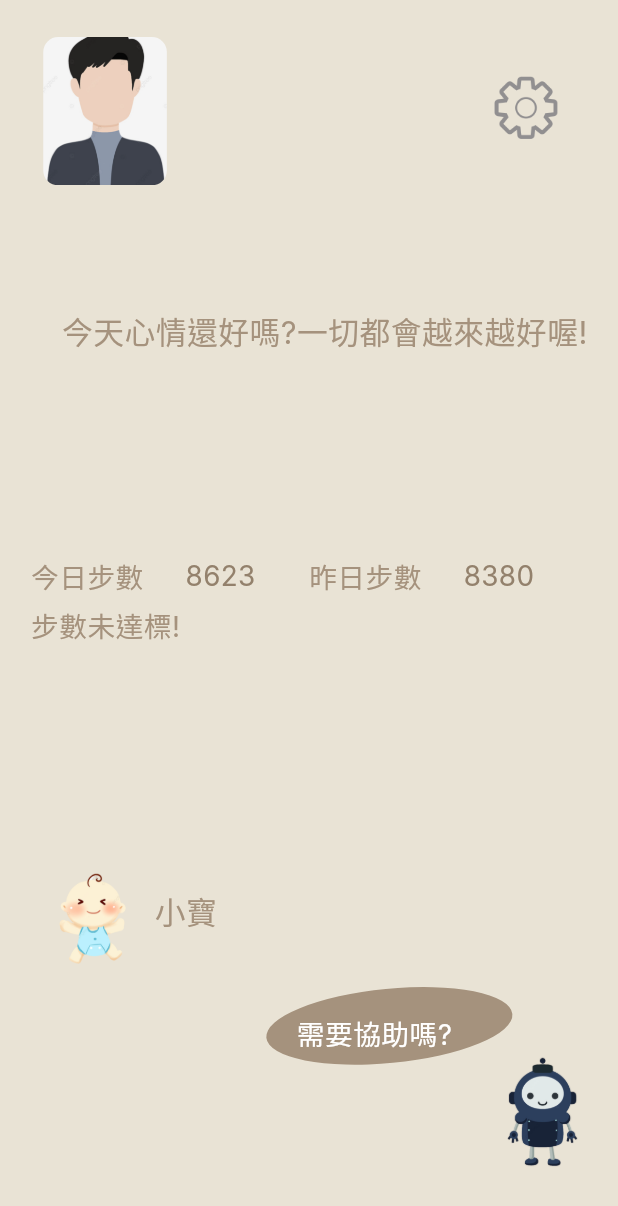
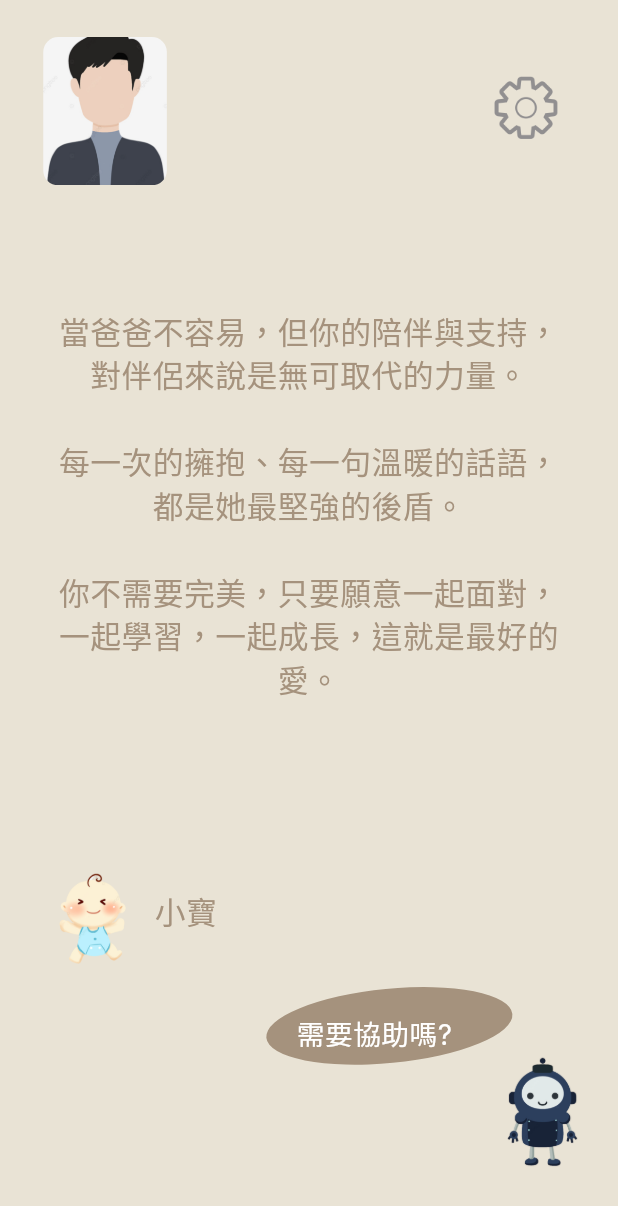
Before and after one commit to 411631277/project, a Flutter app: the FaHomeScreenWidget screen opened directly with empty values, on a phone screen of 412 x 824 dp. Shown: the top 1206 px of the screen. Run offline on Flutter 3.47's test engine with Material 3 defaults, Android fonts, the phone set to English and light mode, and no system bars; our stand-ins replace cloud_firestore, firebase_core, firebase_storage, image_picker, logger; accounts and stored records are empty; network calls fail; Roboto replaces fonts that are missing (Inter).

Commit message:
2/25 爸爸頁面小改

```diff
--- a/lib/home/fa_home_screen.dart
+++ b/lib/home/fa_home_screen.dart
@@ -191,9 +191,14 @@ class _FaHomeScreenWidgetState extends State<FaHomeScreenWidget> {
                 // 今日心情文字
                 Positioned(
                   top: screenHeight * 0.25,
-                  left: screenWidth * 0.1,
+                  left: screenWidth * 0.08,
+                  child: SizedBox(
+                    width: screenWidth * 0.84, // 設定文字區域的寬度
                     child: Text(
-                    '今天心情還好嗎?一切都會越來越好喔!',
+                      '當爸爸不容易，但你的陪伴與支持，'
+                      '對伴侶來說是無可取代的力量。\n\n'
+                      '每一次的擁抱、每一句溫暖的話語，都是她最堅強的後盾。\n\n'
+                      '你不需要完美，只要願意一起面對，一起學習，一起成長，這就是最好的愛。',
                       textAlign: TextAlign.center,
                       style: TextStyle(
                         color: const Color.fromRGBO(165, 146, 125, 1),
@@ -202,77 +207,8 @@ class _FaHomeScreenWidgetState extends State<FaHomeScreenWidget> {
                       ),
                     ),
                   ),
-                // 今日步數區塊
-                Positioned(
-                  top: screenHeight * 0.45,
-                  left: screenWidth * 0.05,
-                  child: Text(
-                    '今日步數',
-                    style: TextStyle(
-                      color: const Color.fromRGBO(165, 146, 125, 1),
-                      fontFamily: 'Inter',
-                      fontSize: screenWidth * 0.045,
                 ),
-                  ),
-                ),
-                Positioned(
-                  top: screenHeight * 0.49,
-                  left: screenWidth * 0.05,
-                  child: Text(
-                    '步數未達標!',
-                    style: TextStyle(
-                      color: const Color.fromRGBO(165, 146, 125, 1),
-                      fontFamily: 'Inter',
-                      fontSize: screenWidth * 0.045,
-                    ),
-                  ),
-                ),
-                Positioned(
-                  top: screenHeight * 0.45,
-                  left: screenWidth * 0.5,
-                  child: Text(
-                    '昨日步數',
-                    style: TextStyle(
-                      color: const Color.fromRGBO(165, 146, 125, 1),
-                      fontFamily: 'Inter',
-                      fontSize: screenWidth * 0.045,
-                    ),
-                  ),
-                ),
-                Positioned(
-                  top: screenHeight * 0.41,
-                  left: screenWidth * 0.35,
-                  child: Divider(
-                    color: const Color.fromRGBO(147, 129, 108, 1),
-                    thickness: 1,
-                  ),
-                ),
-                // 今日步數數值
-                Positioned(
-                  top: screenHeight * 0.45,
-                  left: screenWidth * 0.3,
-                  child: Text(
-                    '8623',
-                    style: TextStyle(
-                      color: const Color.fromRGBO(147, 129, 108, 1),
-                      fontFamily: 'Inter',
-                      fontSize: screenWidth * 0.045,
-                    ),
-                  ),
-                ),
-                // 昨日步數數值
-                Positioned(
-                  top: screenHeight * 0.45,
-                  left: screenWidth * 0.75,
-                  child: Text(
-                    '8380',
-                    style: TextStyle(
-                      color: const Color.fromRGBO(147, 129, 108, 1),
-                      fontFamily: 'Inter',
-                      fontSize: screenWidth * 0.045,
-                    ),
-                  ),
-                ),
+
                 // Baby 圖片
                 Positioned(
                   top: screenHeight * 0.70,
--- a/lib/main.dart
+++ b/lib/main.dart
@@ -90,9 +90,9 @@ class _MyAppState extends State<MyApp> {
         GlobalCupertinoLocalizations.delegate,
       ],
       routes: {
-        '/': (context) => const HomeScreenWidget(
-              userId: '1',
-              isManUser: false,
+        '/': (context) => const FaHomeScreenWidget(
+              userId: '6',
+              isManUser: true,
             ), // 主畫面
         '/IamWidget': (context) => const IamWidget(),
         '/DeleteAccWidget': (context) => const DeleteAccWidget(),
```
Lines whose indentation alone changed are shown as unchanged.
